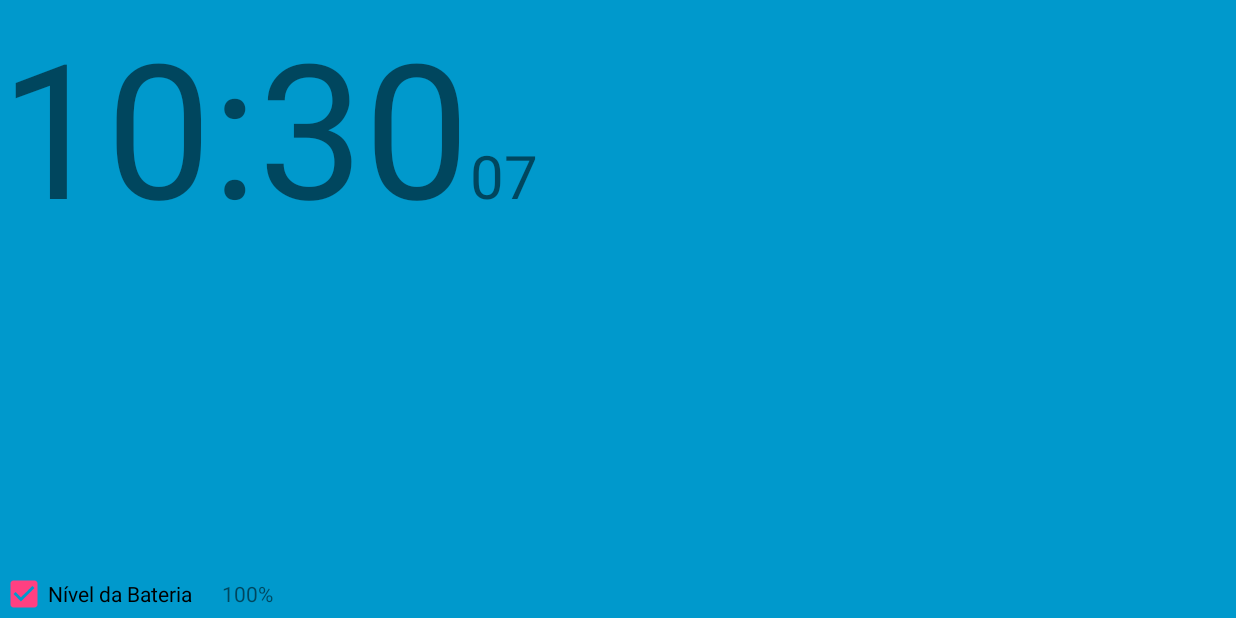
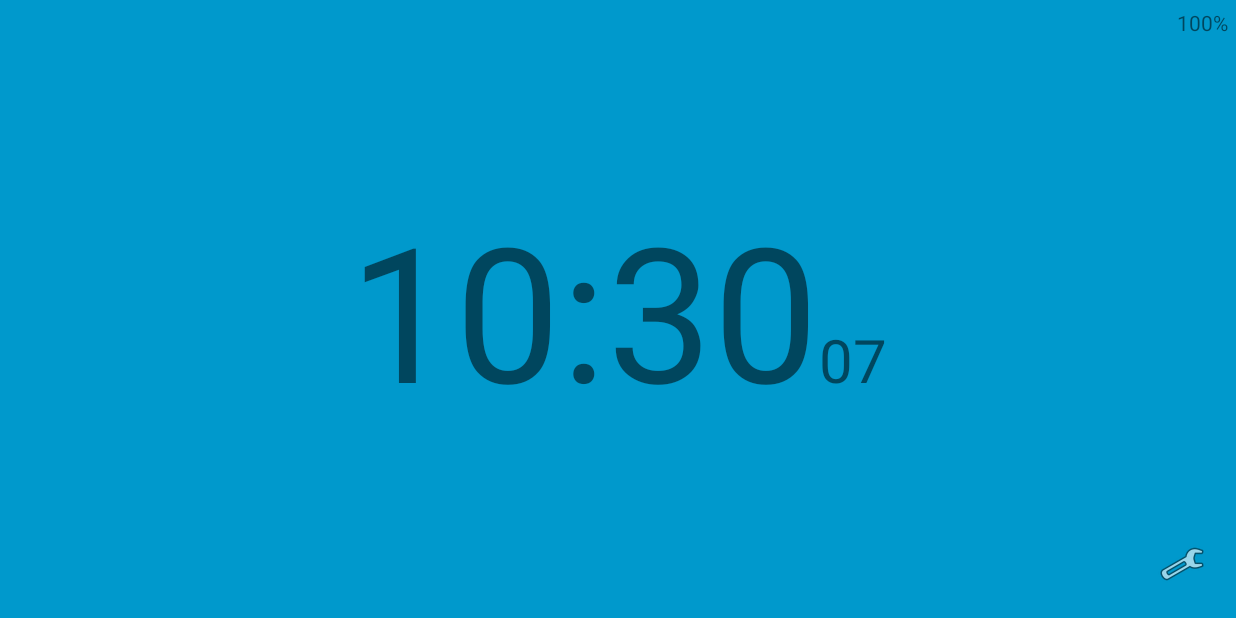
Before and after one commit to LJStudies/RelogioDeCabeceira, an Android app: the screen it shows after launch (MainActivity), on a phone screen of 824 x 412 dp (held sideways). Run offline under Robolectric (Android 15) with nearby library versions, the phone set to English and light mode, and no system bars.

Commit message:
Section07_Lesson40 - Set Layout

```diff
--- a/app/src/main/java/com/ljasmim/relogiodecabeceira/MainActivity.java
+++ b/app/src/main/java/com/ljasmim/relogiodecabeceira/MainActivity.java
@@ -48,8 +48,10 @@ public class MainActivity extends AppCompatActivity implements View.OnClickListe
         this.mViewHolder.mCheckBattery = (CheckBox) findViewById(R.id.check_battery);
         this.mViewHolder.mTextBatteryLevel = (TextView) findViewById(R.id.text_battery_level);
 
-        //Manter tela do aplicativo sempre ativa
+        //Manter tela do aplicativo sempre ativa e colocar fullscreen
         getWindow().addFlags(WindowManager.LayoutParams.FLAG_KEEP_SCREEN_ON);
+        getWindow().addFlags(WindowManager.LayoutParams.FLAG_FULLSCREEN);
+
 
         //Acompanha um registro do sistema
         //Quando houver um evento ACTION_BATTERY_CHANGED será executado o método onReceive
--- a/app/src/main/res/layout/activity_main.xml
+++ b/app/src/main/res/layout/activity_main.xml
@@ -5,9 +5,22 @@
     android:background="#0099cc"
     tools:context="com.ljasmim.relogiodecabeceira.MainActivity">
 
+    <TextView
+        android:id="@+id/text_battery_level"
+        android:layout_width="wrap_content"
+        android:layout_height="wrap_content"
+
+        android:layout_alignParentRight="true"
+        android:layout_alignParentTop="true"
+
+        android:padding="5dp"
+        android:text="100%" />
+
     <LinearLayout
-        android:layout_width="match_parent"
-        android:layout_height="wrap_content">
+        android:layout_width="wrap_content"
+        android:layout_height="wrap_content"
+        android:layout_centerHorizontal="true"
+        android:layout_centerVertical="true">
 
         <TextView
             android:id="@+id/text_hour_minute"
@@ -25,23 +38,27 @@
 
     </LinearLayout>
 
+    <ImageView
+        android:layout_width="wrap_content"
+        android:layout_height="wrap_content"
+        android:src="@android:drawable/ic_menu_preferences"
+        android:layout_alignParentBottom="true"
+        android:layout_alignParentRight="true"
+        android:padding="20dp"
+        android:clickable="true"/>
+
     <LinearLayout
         android:layout_width="match_parent"
         android:layout_height="wrap_content"
-        android:layout_alignParentBottom="true">
+        android:layout_alignParentBottom="true"
+        android:orientation="horizontal"
+        android:visibility="gone">
 
         <CheckBox
             android:id="@+id/check_battery"
             android:layout_width="wrap_content"
             android:layout_height="wrap_content"
-            android:text="@string/nivel_bateria"/>
-
-        <TextView
-            android:id="@+id/text_battery_level"
-            android:layout_width="wrap_content"
-            android:layout_height="wrap_content"
-            android:layout_marginLeft="20dp"
-            android:text="100%"/>
+            android:text="@string/nivel_bateria" />
 
     </LinearLayout>
 
```
